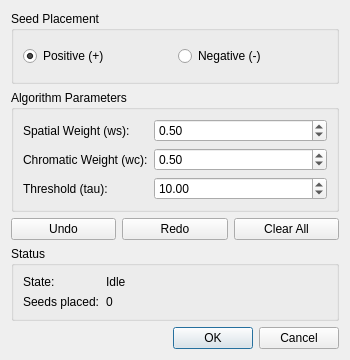
Before: the Qt Designer form plugins/core/Standard/qSegmenter/ui/SegmenterDlg.ui in CloudCompare/CloudCompare, drawn with Qt 5.
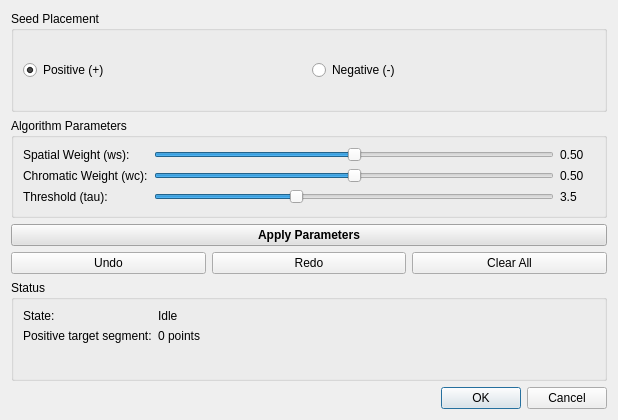
After: the same form once the commit is applied.

What changed in the file:
```diff
--- a/plugins/core/Standard/qSegmenter/ui/SegmenterDlg.ui
+++ b/plugins/core/Standard/qSegmenter/ui/SegmenterDlg.ui
@@ -4,7 +4,7 @@
  <widget class="QDialog" name="SegmenterDialog">
   <property name="geometry">
    <rect>
-    <x>0</x> <y>0</y> <width>350</width> <height>360</height>
+    <x>0</x> <y>0</y> <width>380</width> <height>420</height>
    </rect>
   </property>
   <property name="windowTitle">
@@ -41,23 +41,63 @@
        <widget class="QLabel" name="labelWs"><property name="text"><string>Spatial Weight (ws):</string></property></widget>
       </item>
       <item row="0" column="1">
-       <widget class="QDoubleSpinBox" name="spinWs"><property name="maximum"><double>1.0</double></property><property name="singleStep"><double>0.1</double></property><property name="value"><double>0.5</double></property></widget>
+       <layout class="QHBoxLayout" name="wsLayout">
+        <item>
+         <widget class="QSlider" name="sliderWs">
+          <property name="orientation"><enum>Qt::Horizontal</enum></property>
+          <property name="maximum"><number>100</number></property>
+          <property name="value"><number>50</number></property>
+         </widget>
+        </item>
+        <item>
+         <widget class="QLabel" name="labelWsVal"><property name="text"><string>0.50</string></property><property name="minimumSize"><size><width>35</width><height>0</height></size></property></widget>
+        </item>
+       </layout>
       </item>
       <item row="1" column="0">
        <widget class="QLabel" name="labelWc"><property name="text"><string>Chromatic Weight (wc):</string></property></widget>
       </item>
       <item row="1" column="1">
-       <widget class="QDoubleSpinBox" name="spinWc"><property name="maximum"><double>1.0</double></property><property name="singleStep"><double>0.1</double></property><property name="value"><double>0.5</double></property></widget>
+       <layout class="QHBoxLayout" name="wcLayout">
+        <item>
+         <widget class="QSlider" name="sliderWc">
+          <property name="orientation"><enum>Qt::Horizontal</enum></property>
+          <property name="maximum"><number>100</number></property>
+          <property name="value"><number>50</number></property>
+         </widget>
+        </item>
+        <item>
+         <widget class="QLabel" name="labelWcVal"><property name="text"><string>0.50</string></property><property name="minimumSize"><size><width>35</width><height>0</height></size></property></widget>
+        </item>
+       </layout>
       </item>
       <item row="2" column="0">
        <widget class="QLabel" name="labelTau"><property name="text"><string>Threshold (tau):</string></property></widget>
       </item>
       <item row="2" column="1">
-       <widget class="QDoubleSpinBox" name="spinTau"><property name="maximum"><double>1000.0</double></property><property name="value"><double>10.0</double></property></widget>
+       <layout class="QHBoxLayout" name="tauLayout">
+        <item>
+         <widget class="QSlider" name="sliderTau">
+          <property name="orientation"><enum>Qt::Horizontal</enum></property>
+          <property name="maximum"><number>100</number></property>
+          <property name="value"><number>35</number></property>
+          <property name="minimumSize"><size><width>400</width><height>0</height></size></property>
+         </widget>
+        </item>
+        <item>
+         <widget class="QLabel" name="labelTauVal"><property name="text"><string>3.5</string></property><property name="minimumSize"><size><width>35</width><height>0</height></size></property></widget>
+        </item>
+       </layout>
       </item>
      </layout>
     </widget>
    </item>
+   <item>
+    <widget class="QPushButton" name="btnApply">
+     <property name="text"><string>Apply Parameters</string></property>
+     <property name="styleSheet"><string>font-weight: bold; background-color: #e1e1e1;</string></property>
+    </widget>
+   </item>
    <item>
     <layout class="QHBoxLayout" name="actionLayout">
      <item><widget class="QPushButton" name="btnUndo"><property name="text"><string>Undo</string></property></widget></item>
@@ -82,14 +122,10 @@
        </widget>
       </item>
       <item row="1" column="0">
-       <widget class="QLabel" name="labelCountKey">
-        <property name="text"><string>Seeds placed:</string></property>
-       </widget>
+       <widget class="QLabel" name="labelCountKey"><property name="text"><string>Positive target segment:</string></property></widget>
       </item>
       <item row="1" column="1">
-       <widget class="QLabel" name="lblCount">
-        <property name="text"><string>0</string></property>
-       </widget>
+       <widget class="QLabel" name="lblCount"><property name="text"><string>0 points</string></property></widget>
       </item>
      </layout>
     </widget>
```
Left out of the diff: 24 changed lines with no effect on the pictures.
